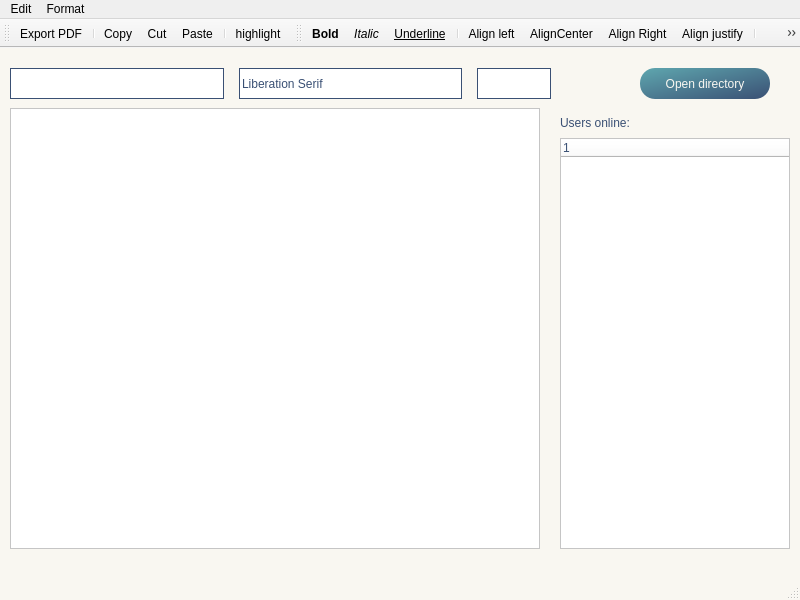
First picture: the form in GUI/SymposiumGui/notepad.ui, repository RickZack/Symposium, before the edit.
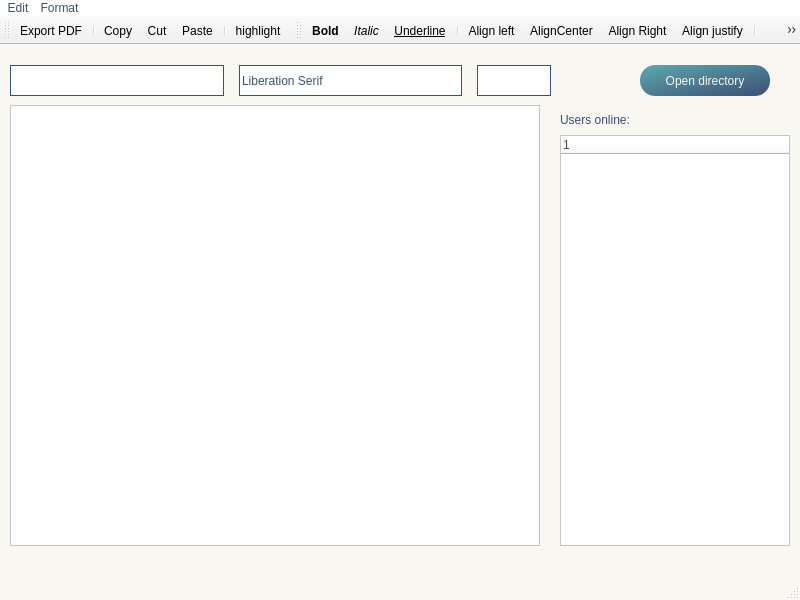
Second picture: the form after the edit. Icons and pictures are not drawn. Custom widgets are drawn as their Qt base class.

Patch:
```diff
--- a/GUI/SymposiumGui/notepad.ui
+++ b/GUI/SymposiumGui/notepad.ui
@@ -65,6 +65,40 @@
     height: 0 px;
     subcontrol-position: top;
     subcontrol-origin: margin;
+}
+QMenuBar {
+    background-color: white;
+    spacing: 3px;
+	font: 10pt &quot;Baskerville Old Face&quot;;
+	color: rgb(58, 80, 116); 
+}
+QMenuBar::item {
+    padding: 1px 4px;
+    background: transparent;
+    border-radius: 4px;
+}
+QMenuBar::item:selected {
+    background: rgba(58, 80, 116, 60);
+}
+QMenuBar::item:pressed {
+     background: rgba(58, 80, 116, 60);
+}
+QMenu {
+    background-color: white; 
+    border: 1px solid  rgb(58, 80, 116);
+	font: 10pt &quot;Baskerville Old Face&quot;;
+	color: rgb(58, 80, 116);
+}
+
+QMenu::item {
+    background-color: transparent;
+}
+
+QMenu::item:selected { /* when user selects item using mouse or keyboard */
+    background-color:  rgba(58, 80, 116, 60);
+}
+QMenu::item:pressed { /* when user selects item using mouse or keyboard */
+    background-color:  rgba(58, 80, 116, 60);
 }</string>
   </property>
   <widget class="QWidget" name="centralwidget">
@@ -355,7 +389,7 @@
      <x>0</x>
      <y>0</y>
      <width>800</width>
-     <height>26</height>
+     <height>22</height>
     </rect>
    </property>
    <widget class="QMenu" name="menuEdit">
```
